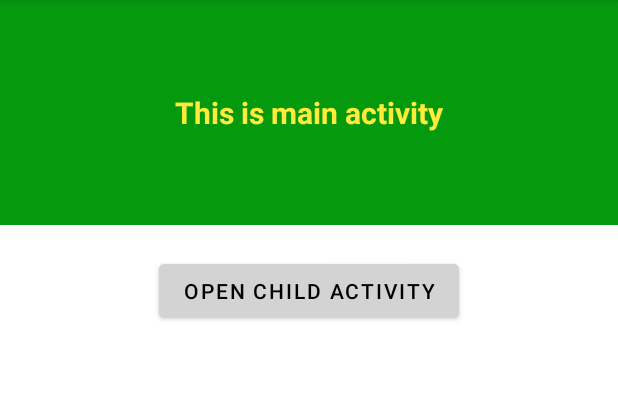
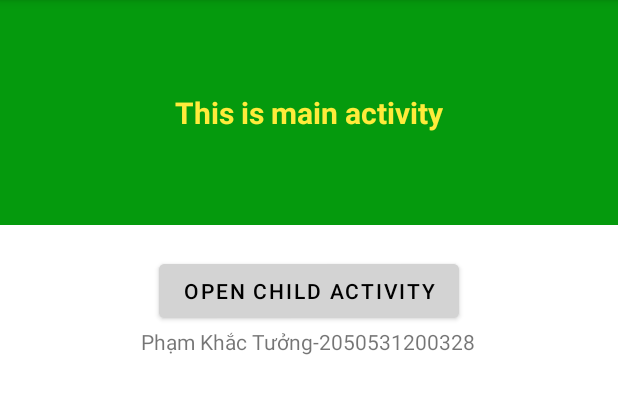
Before and after one commit to TuongPham210502/LaptrinhDD, an Android app: the screen it shows after launch (MainActivity), on a phone screen of 412 x 824 dp, the part 84-498 px from its top. Run offline under Robolectric (Android 15) with nearby library versions, the phone set to English and light mode, and no system bars.

Commit message:
activity move

```diff
--- a/app/src/main/res/layout/activity_2.xml
+++ b/app/src/main/res/layout/activity_2.xml
@@ -38,5 +38,11 @@
             android:backgroundTint="#D3D3D3"
             android:text="Back to main activity"
             android:textColor="@color/black" />
+
+        <TextView
+            android:layout_width="wrap_content"
+            android:layout_height="wrap_content"
+            android:text="Phạm Khắc Tưởng-2050531200328"
+            android:layout_gravity="center"/>
     </LinearLayout>
 </androidx.constraintlayout.widget.ConstraintLayout>
--- a/app/src/main/res/layout/activity_main.xml
+++ b/app/src/main/res/layout/activity_main.xml
@@ -11,15 +11,15 @@
         android:layout_height="match_parent"
         android:layout_gravity="center"
         android:orientation="vertical"
-        >
+        tools:layout_editor_absoluteX="0dp"
+        tools:layout_editor_absoluteY="0dp">
 
         <LinearLayout
             android:layout_width="match_parent"
             android:layout_height="150dp"
             android:background="#059A0D"
             android:gravity="center"
-            android:orientation="horizontal"
-            >
+            android:orientation="horizontal">
 
             <TextView
                 android:layout_width="wrap_content"
@@ -34,12 +34,17 @@
             android:id="@+id/button"
             android:layout_width="wrap_content"
             android:layout_height="wrap_content"
+            android:layout_gravity="center"
+            android:layout_marginTop="20dp"
             android:backgroundTint="#D3D3D3"
             android:text="Open child activity"
-            android:layout_gravity="center"
-            android:layout_marginTop="20dp"
-            android:textColor="@color/black"
-            />
+            android:textColor="@color/black" />
+        <TextView
+            android:layout_width="wrap_content"
+            android:layout_height="wrap_content"
+            android:text="Phạm Khắc Tưởng-2050531200328"
+            android:layout_gravity="center"/>
+
     </LinearLayout>
 
 
```
